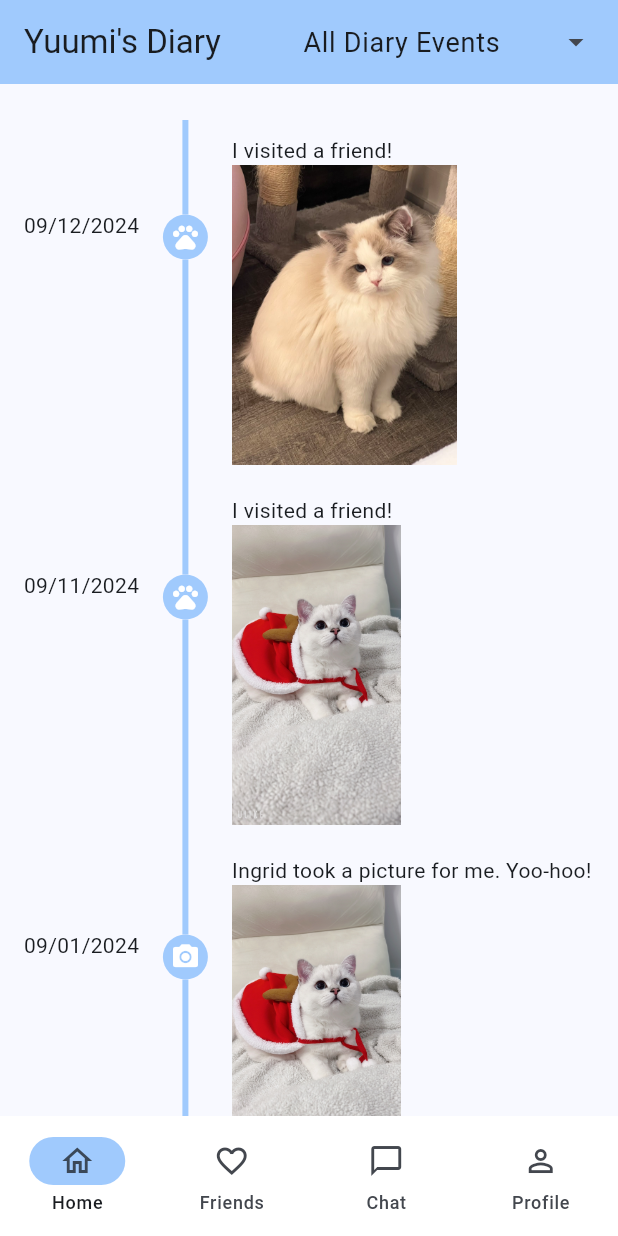
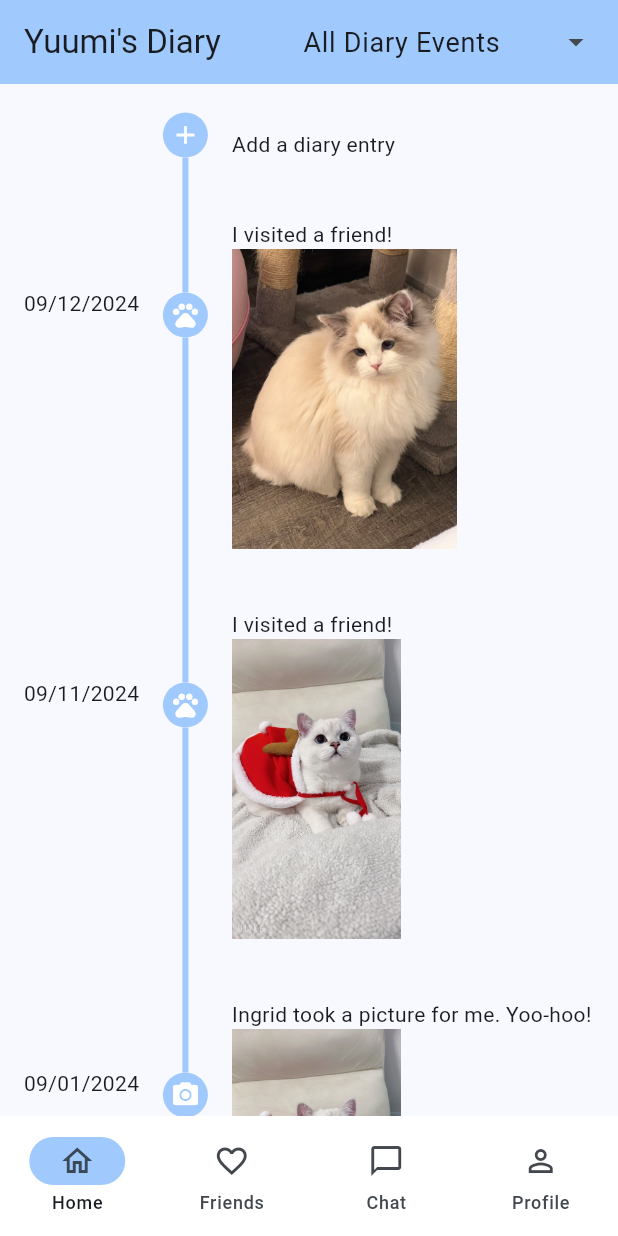
Before and after one commit to IngridFeng/PetDiary, a Flutter app: the screen it shows after launch, on a phone screen of 412 x 824 dp. Run offline on Flutter 3.47's test engine with Material 3 defaults, Android fonts, the phone set to English and light mode, and no system bars; drawn by our look-alikes of timeline_tile.

Commit message:
Add diary entry button

```diff
--- a/lib/home_page/home_page.dart
+++ b/lib/home_page/home_page.dart
@@ -1,6 +1,6 @@
 import 'package:flutter/material.dart';
 import 'package:timeline_tile/timeline_tile.dart';
-import 'timeline_tile_items.dart';
+import 'timeline_tile_data.dart';
 import 'home_page_state.dart';
 import 'package:provider/provider.dart';
 
@@ -54,35 +54,61 @@ class _HomePageState extends State<HomePage> {
               ),
             ],
           ),
-          const SliverToBoxAdapter(child: SizedBox(height: 24.0)),
-          homePageState.timelineTileItems.isEmpty
-              ? const SliverToBoxAdapter(
-                  child: Center(
-                    child: Text(
-                        "You did not write any diary yet, Yuumi! Get started creating one!"),
-                  ),
-                )
-              : SliverList(
+          const SliverToBoxAdapter(child: SizedBox(height: 10.0)),
+          SliverList(
             delegate: SliverChildBuilderDelegate(
               (BuildContext context, int index) {
+                if (index == 0) {
+                  return _DiaryEntry(
+                    isFirst: true,
+                    isLast: index == homePageState.filteredTimelineTiles.length,
+                    icon: IconButton(
+                      padding: EdgeInsets.zero,
+                      icon: const Icon(Icons.add),
+                      iconSize: 20,
+                      color: Theme.of(context).colorScheme.onPrimary,
+                      onPressed: () {
+                        setState(
+                          () {
+                            homePageState.addTimelineTile(
+                              const TimelineTileData(
+                                type: TimelineTileType.playWithHuman,
+                                date: "09/16/2024",
+                                description:
+                                    "Ingrid took a picture for me. Yoo-hoo!",
+                                image: Image(
+                                  image: AssetImage(
+                                      'lib/home_page/assets/yuumi.jpg'),
+                                  height: 200,
+                                ),
+                              ),
+                            );
+                          },
+                        );
+                      },
+                    ),
+                    endChild: const Padding(
+                      padding: EdgeInsets.only(
+                          left: 16, right: 10, top: 20, bottom: 20),
+                      child: Column(
+                        crossAxisAlignment: CrossAxisAlignment.start,
+                        children: <Widget>[
+                          Text("Add a diary entry"),
+                        ],
+                      ),
+                    ),
+                  );
+                } else {
                   TimelineTileData timelineTileData =
-                          homePageState.timelineTileItems[index];
-                      return TimelineTile(
-                        alignment: TimelineAlign.manual,
-                        lineXY: 0.3,
-                        beforeLineStyle: LineStyle(
-                            color:
-                                Theme.of(context).colorScheme.inversePrimary),
-                        indicatorStyle: IndicatorStyle(
-                          indicatorXY: 0.3,
-                          drawGap: true,
-                          width: 30,
-                          height: 30,
-                          indicator: _IconIndicator(
-                              iconData: timelineTileData.type.indicatorIcon),
+                      homePageState.filteredTimelineTiles[index - 1];
+                  return _DiaryEntry(
+                    isFirst: false,
+                    isLast: index == homePageState.filteredTimelineTiles.length,
+                    icon: Icon(
+                      timelineTileData.type.indicatorIcon,
+                      size: 20,
+                      color: Theme.of(context).colorScheme.onPrimary,
                     ),
-                        isLast:
-                            index == homePageState.timelineTileItems.length - 1,
                     startChild: Center(
                       child: Container(
                         alignment: const Alignment(0.0, -0.45),
@@ -91,7 +117,7 @@ class _HomePageState extends State<HomePage> {
                     ),
                     endChild: Padding(
                       padding: const EdgeInsets.only(
-                              left: 16, right: 10, top: 10, bottom: 10),
+                          left: 16, right: 10, top: 20, bottom: 20),
                       child: Column(
                         crossAxisAlignment: CrossAxisAlignment.start,
                         children: <Widget>[
@@ -104,8 +130,9 @@ class _HomePageState extends State<HomePage> {
                       ),
                     ),
                   );
+                }
               },
-                    childCount: homePageState.timelineTileItems.length,
+              childCount: homePageState.filteredTimelineTiles.length + 1,
             ),
           ),
         ],
@@ -114,36 +141,42 @@ class _HomePageState extends State<HomePage> {
   }
 }
 
-class _IconIndicator extends StatelessWidget {
-  const _IconIndicator({required this.iconData});
+class _DiaryEntry extends StatelessWidget {
+  const _DiaryEntry({
+    required this.isFirst,
+    required this.isLast,
+    required this.icon,
+    this.startChild,
+    this.endChild,
+  });
 
-  final IconData iconData;
+  final bool isFirst;
+  final bool isLast;
+  final Widget icon;
+  final Widget? startChild;
+  final Widget? endChild;
 
   @override
   Widget build(BuildContext context) {
-    return Stack(
-      children: [
-        Container(
-          decoration: BoxDecoration(
-            shape: BoxShape.circle,
-            color: Theme.of(context).colorScheme.inversePrimary,
+    return TimelineTile(
+      alignment: TimelineAlign.manual,
+      lineXY: 0.3,
+      beforeLineStyle:
+          LineStyle(color: Theme.of(context).colorScheme.inversePrimary),
+      indicatorStyle: IndicatorStyle(
+        indicatorXY: 0.3,
+        drawGap: true,
+        width: 30,
+        height: 30,
+        indicator: CircleAvatar(
+          backgroundColor: Theme.of(context).colorScheme.inversePrimary,
+          child: icon,
         ),
       ),
-        Positioned.fill(
-          child: Align(
-            alignment: Alignment.center,
-            child: SizedBox(
-              height: 30,
-              width: 30,
-              child: Icon(
-                iconData,
-                size: 20,
-                color: Theme.of(context).colorScheme.onPrimary,
-              ),
-            ),
-          ),
-        ),
-      ],
+      isFirst: isFirst,
+      isLast: isLast,
+      startChild: startChild,
+      endChild: endChild,
     );
   }
 }
--- a/lib/home_page/home_page_state.dart
+++ b/lib/home_page/home_page_state.dart
@@ -1,32 +1,90 @@
 import 'package:flutter/material.dart';
-import 'timeline_tile_items.dart';
+import 'timeline_tile_data.dart';
 
-Map<String, List<TimelineTileType>> timelineTileTypeMap = {
-  "All Diary Events": TimelineTileType.values,
-  "Doctor Visits": [TimelineTileType.visitDoctor],
-  "Play with Human": [TimelineTileType.playWithHuman],
-  "Play with Friends": [TimelineTileType.playWithFriend],
-};
+var fakeTimelineTiles = [
+  const TimelineTileData(
+    type: TimelineTileType.playWithHuman,
+    date: "09/01/2024",
+    description: "Ingrid took a picture for me. Yoo-hoo!",
+    image: Image(
+      image: AssetImage('lib/home_page/assets/yuumi.jpg'),
+      height: 200,
+    ),
+  ),
+  const TimelineTileData(
+    type: TimelineTileType.playWithHuman,
+    date: "08/30/2024",
+    description: "Ingrid took a picture for me. Yoo-hoo!",
+    image: Image(
+      image: AssetImage('lib/home_page/assets/milan.jpg'),
+      height: 200,
+    ),
+  ),
+  const TimelineTileData(
+    type: TimelineTileType.playWithFriend,
+    date: "09/11/2024",
+    description: "I visited a friend!",
+    image: Image(
+      image: AssetImage('lib/home_page/assets/yuumi.jpg'),
+      height: 200,
+    ),
+  ),
+  const TimelineTileData(
+    type: TimelineTileType.playWithHuman,
+    date: "08/27/2024",
+    description: "Ingrid took a picture for me. Yoo-hoo!",
+    image: Image(
+      image: AssetImage('lib/home_page/assets/milan.jpg'),
+      height: 200,
+    ),
+  ),
+  const TimelineTileData(
+    type: TimelineTileType.playWithFriend,
+    date: "09/12/2024",
+    description: "I visited a friend!",
+    image: Image(
+      image: AssetImage('lib/home_page/assets/milan.jpg'),
+      height: 200,
+    ),
+  ),
+];
 
 class HomePageState extends ChangeNotifier {
   String selectedTimelineTileType = "All Diary Events";
-  late List<TimelineTileData> timelineTileItems =
-      const TimelineTileItems().fetchData(TimelineTileType.values.toSet());
+  late List<TimelineTileData> allTimelineTiles = _initTimelineTiles();
+  late List<TimelineTileData> filteredTimelineTiles =
+      _updateFilteredTimelineTiles();
+
+  // TODO: RPC to get data here.
+  List<TimelineTileData> _initTimelineTiles() {
+    return fakeTimelineTiles;
+  }
+
+  List<TimelineTileData> _updateFilteredTimelineTiles() {
+    var items = allTimelineTiles
+        .where((i) => timelineTileTypeMap[selectedTimelineTileType]!
+            .toSet()
+            .contains(i.type))
+        .toList();
+    items.sort((a, b) => b.date.compareTo(a.date));
+    return items;
+  }
 
   void setTimelineTileType(String type) {
     selectedTimelineTileType = type;
-    timelineTileItems =
-        const TimelineTileItems().fetchData(timelineTileTypeMap[type]!.toSet());
+    filteredTimelineTiles = _updateFilteredTimelineTiles();
     notifyListeners();
   }
 
   void addTimelineTile(TimelineTileData timelineTileData) {
-    timelineTileItems.add(timelineTileData);
+    allTimelineTiles.add(timelineTileData);
+    filteredTimelineTiles = _updateFilteredTimelineTiles();
     notifyListeners();
   }
 
   void removeAllTimelineTiles() {
-    timelineTileItems.clear();
+    allTimelineTiles.clear();
+    filteredTimelineTiles.clear();
     notifyListeners();
   }
 }
--- /dev/null
+++ b/lib/home_page/timeline_tile_data.dart
@@ -0,0 +1,32 @@
+import 'package:flutter/material.dart';
+
+// TODO: Add upcoming events e.g. dog park events
+enum TimelineTileType {
+  visitDoctor(Icons.health_and_safety),
+  playWithHuman(Icons.photo_camera),
+  playWithFriend(Icons.pets);
+
+  final IconData indicatorIcon;
+  const TimelineTileType(this.indicatorIcon);
+}
+
+Map<String, List<TimelineTileType>> timelineTileTypeMap = {
+  "All Diary Events": TimelineTileType.values,
+  "Doctor Visits": [TimelineTileType.visitDoctor],
+  "Play with Human": [TimelineTileType.playWithHuman],
+  "Play with Friends": [TimelineTileType.playWithFriend],
+};
+
+class TimelineTileData {
+  final TimelineTileType type;
+  final String date;
+  final String description;
+  final Image? image;
+
+  const TimelineTileData(
+      {Key? key,
+      required this.type,
+      required this.date,
+      required this.description,
+      this.image});
+}
--- a/lib/home_page/timeline_tile_items.dart
+++ /dev/null
@@ -1,85 +0,0 @@
-import 'package:flutter/material.dart';
-
-// TODO: Add upcoming events e.g. dog park events
-enum TimelineTileType {
-  visitDoctor(Icons.health_and_safety),
-  playWithHuman(Icons.photo_camera),
-  playWithFriend(Icons.pets);
-
-  final IconData indicatorIcon;
-  const TimelineTileType(this.indicatorIcon);
-}
-
-class TimelineTileData {
-  final TimelineTileType type;
-  final String date;
-  final String description;
-  final Image? image;
-
-  const TimelineTileData(
-      {Key? key,
-      required this.type,
-      required this.date,
-      required this.description,
-      this.image});
-}
-
-const fakeTimelineTileItems = [
-  TimelineTileData(
-    type: TimelineTileType.playWithHuman,
-    date: "09/01/2024",
-    description: "Ingrid took a picture for me. Yoo-hoo!",
-    image: Image(
-      image: AssetImage('lib/home_page/assets/yuumi.jpg'),
-      height: 200,
-    ),
-  ),
-  TimelineTileData(
-    type: TimelineTileType.playWithHuman,
-    date: "08/30/2024",
-    description: "Ingrid took a picture for me. Yoo-hoo!",
-    image: Image(
-      image: AssetImage('lib/home_page/assets/milan.jpg'),
-      height: 200,
-    ),
-  ),
-  TimelineTileData(
-    type: TimelineTileType.playWithFriend,
-    date: "09/11/2024",
-    description: "I visited a friend!",
-    image: Image(
-      image: AssetImage('lib/home_page/assets/yuumi.jpg'),
-      height: 200,
-    ),
-  ),
-  TimelineTileData(
-    type: TimelineTileType.playWithHuman,
-    date: "08/27/2024",
-    description: "Ingrid took a picture for me. Yoo-hoo!",
-    image: Image(
-      image: AssetImage('lib/home_page/assets/milan.jpg'),
-      height: 200,
-    ),
-  ),
-  TimelineTileData(
-    type: TimelineTileType.playWithFriend,
-    date: "09/12/2024",
-    description: "I visited a friend!",
-    image: Image(
-      image: AssetImage('lib/home_page/assets/milan.jpg'),
-      height: 200,
-    ),
-  ),
-];
-
-class TimelineTileItems {
-  const TimelineTileItems();
-
-  List<TimelineTileData> fetchData(Set<TimelineTileType> types) {
-    // TODO: RPC to get data here.
-    var timelineTileItems =
-        fakeTimelineTileItems.where((i) => types.contains(i.type)).toList();
-    timelineTileItems.sort((a, b) => b.date.compareTo(a.date));
-    return timelineTileItems;
-  }
-}
```
Lines whose indentation alone changed are shown as unchanged.
